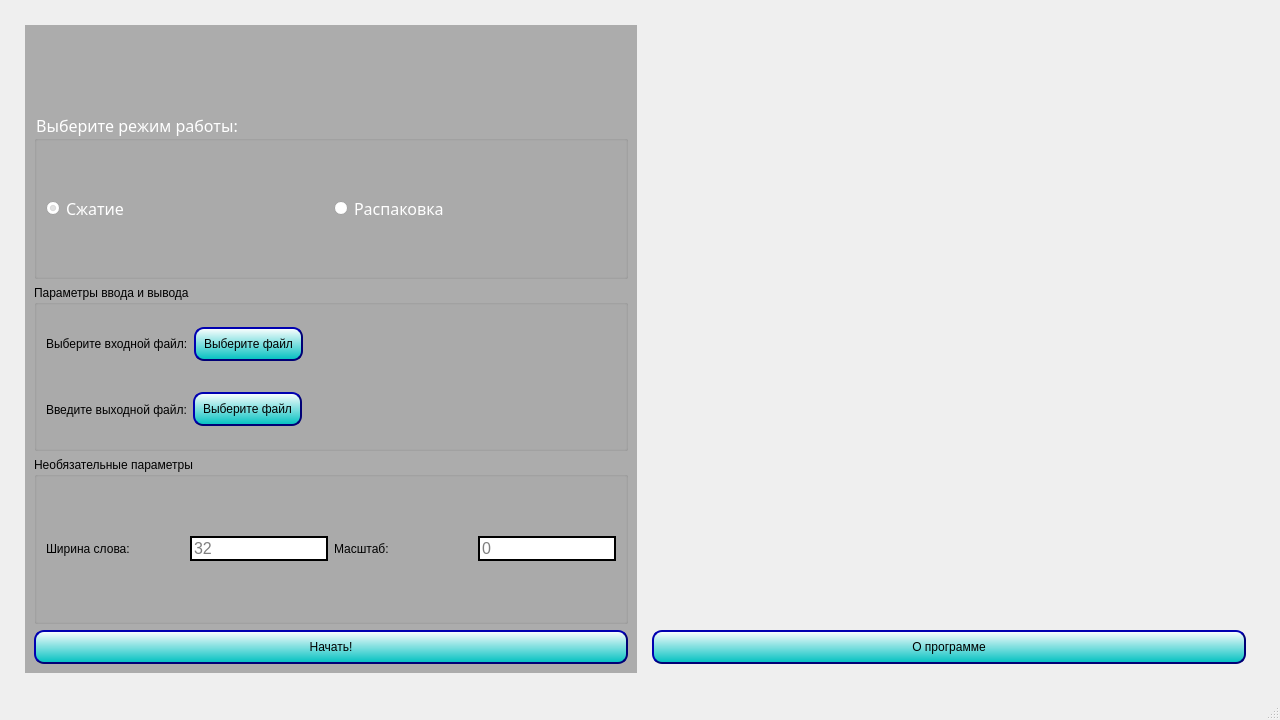
The window that ui/main_window.ui (DarthAkiraNihil/AricoGui) describes before a commit, drawn with Qt 5.
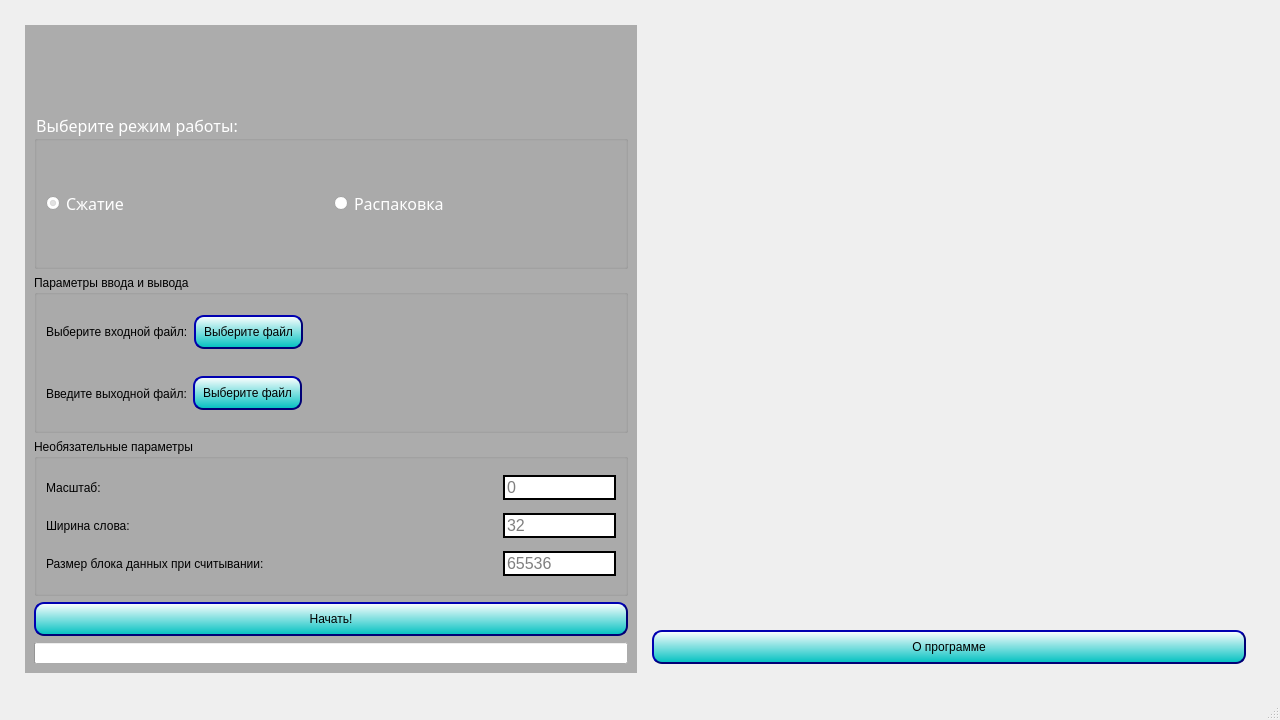
The same window after the commit. Icons and pictures are not drawn.

Diff of the .ui file:
```diff
--- a/ui/main_window.ui
+++ b/ui/main_window.ui
@@ -269,25 +269,9 @@
            <property name="title">
             <string>Необязательные параметры</string>
            </property>
-           <layout class="QHBoxLayout" name="layoutNonRequiredOptions" stretch="1,1,1,1">
+           <layout class="QVBoxLayout" name="verticalLayout_3" stretch="0,0,0">
             <item>
-             <widget class="QLabel" name="labelWidth">
-              <property name="text">
-               <string>Ширина слова:</string>
-              </property>
-             </widget>
-            </item>
-            <item>
-             <widget class="QLineEdit" name="lineEditWidth">
-              <property name="styleSheet">
-               <string notr="true">border: 2px solid;
-	font: 12pt;</string>
-              </property>
-              <property name="placeholderText">
-               <string>32</string>
-              </property>
-             </widget>
-            </item>
+             <layout class="QHBoxLayout" name="layoutScale" stretch="8,2">
             <item>
              <widget class="QLabel" name="labelScale">
               <property name="text">
@@ -307,10 +291,56 @@
              </widget>
             </item>
            </layout>
+            </item>
+            <item>
+             <layout class="QHBoxLayout" name="layoutWidth" stretch="8,2">
+              <item>
+               <widget class="QLabel" name="labelWidth">
+                <property name="text">
+                 <string>Ширина слова:</string>
+                </property>
           </widget>
          </item>
          <item>
-          <layout class="QHBoxLayout" name="layoutRun">
+               <widget class="QLineEdit" name="lineEditWidth">
+                <property name="styleSheet">
+                 <string notr="true">border: 2px solid;
+	font: 12pt;</string>
+                </property>
+                <property name="placeholderText">
+                 <string>32</string>
+                </property>
+               </widget>
+              </item>
+             </layout>
+            </item>
+            <item>
+             <layout class="QHBoxLayout" name="layoutChunkSize" stretch="8,2">
+              <item>
+               <widget class="QLabel" name="labelChunkSize">
+                <property name="text">
+                 <string>Размер блока данных при считывании:</string>
+                </property>
+               </widget>
+              </item>
+              <item>
+               <widget class="QLineEdit" name="lineEditChunkSize">
+                <property name="styleSheet">
+                 <string notr="true">border: 2px solid;
+	font: 12pt;</string>
+                </property>
+                <property name="placeholderText">
+                 <string>65536</string>
+                </property>
+               </widget>
+              </item>
+             </layout>
+            </item>
+           </layout>
+          </widget>
+         </item>
+         <item>
+          <layout class="QVBoxLayout" name="verticalLayout_4">
            <item>
             <widget class="QPushButton" name="buttonExecute">
              <property name="text">
@@ -321,6 +351,19 @@
              </property>
             </widget>
            </item>
+           <item>
+            <widget class="QProgressBar" name="progressBar">
+             <property name="value">
+              <number>0</number>
+             </property>
+             <property name="alignment">
+              <set>Qt::AlignmentFlag::AlignCenter</set>
+             </property>
+             <property name="format">
+              <string/>
+             </property>
+            </widget>
+           </item>
           </layout>
          </item>
         </layout>
```
Lines whose indentation alone changed are shown as unchanged.
